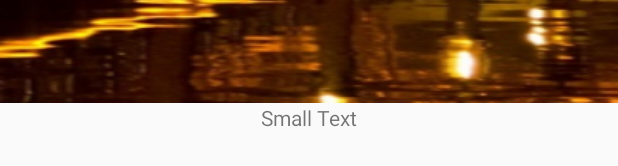
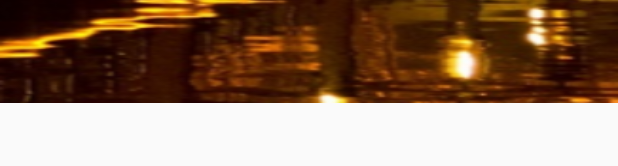
Before and after one commit to girdharrahul/PopularMovies, an Android app: the layout grid_item_movie.xml on its own in the app's theme, with its tools: preview values and no code run, on a phone screen of 412 x 824 dp. Shown: the part 211-377 px from the top of the screen. Run offline under Robolectric (Android 15) with nearby library versions, the phone set to English and light mode, and no system bars.

Commit message:
Popular Movies Stage 1 (Updated)

```diff
--- a/app/src/main/res/layout/grid_item_movie.xml
+++ b/app/src/main/res/layout/grid_item_movie.xml
@@ -11,13 +11,6 @@
         android:src="@drawable/sample"
         android:scaleType="fitXY"/>
 
-    <TextView
-        android:layout_width="wrap_content"
-        android:layout_height="wrap_content"
-        android:textAppearance="?android:attr/textAppearanceSmall"
-        android:text="Small Text"
-        android:layout_gravity="center"
-        android:id="@+id/grid_item_sample" />
 
 
 </LinearLayout>
```
Also changed, not shown: app/src/main/java/com/rahul/popularmovies/adapter/MoviesAdapter.java (+34 -16 lines), app/src/main/java/com/rahul/popularmovies/fragment/MainActivityFragment.java (+31 -12 lines).
